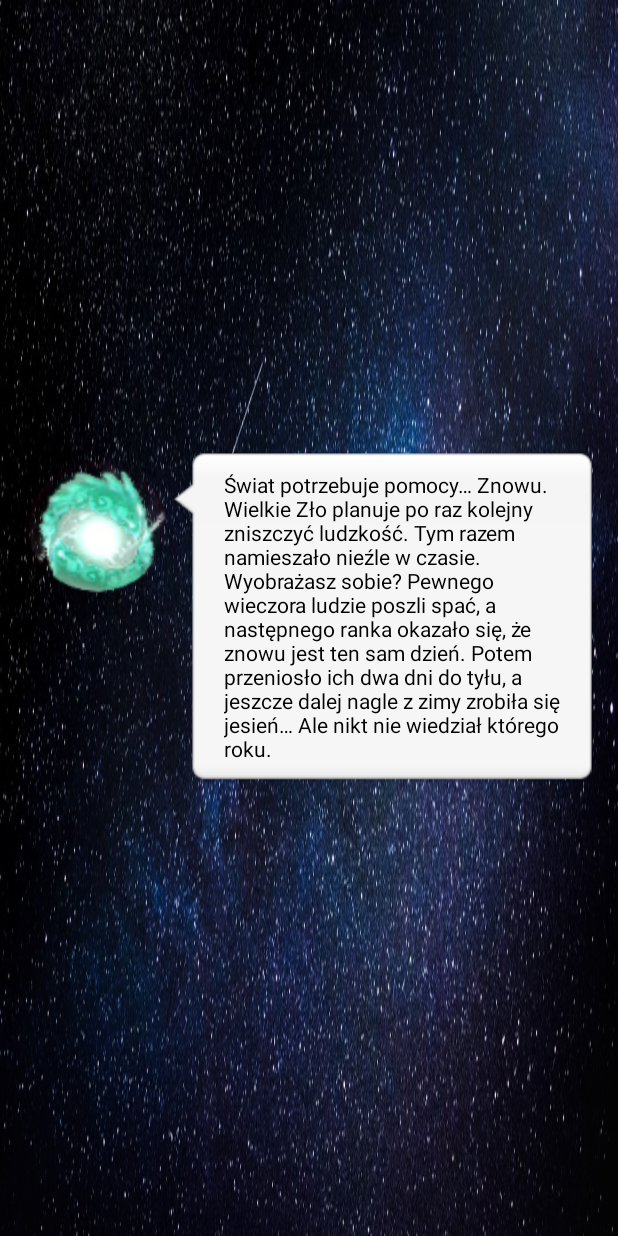
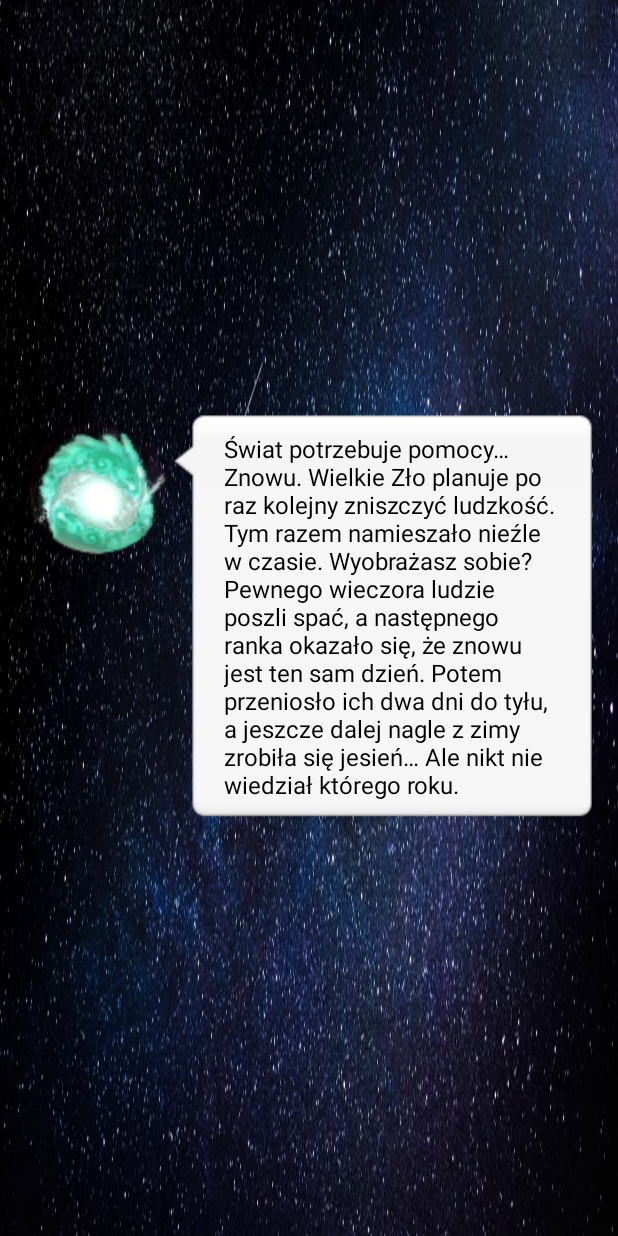
Before and after one commit to arkus7/LPG, an Android app: the fragment TutorialScreenFragment shown on its own in the app's theme, on a phone screen of 412 x 824 dp. Run offline under Robolectric (Android 15) with nearby library versions, the phone set to English and light mode, and no system bars; our stand-ins replace ButterKnife.

Commit message:
move next part button

```diff
--- a/app/src/main/res/layout/fragment_tutorial_screen.xml
+++ b/app/src/main/res/layout/fragment_tutorial_screen.xml
@@ -20,6 +20,7 @@
             android:layout_height="wrap_content"
             android:textColor="@android:color/black"
             android:text="@string/history.part1"
+            android:textSize="@dimen/bubble.text.size"
             android:id="@+id/history_bubble"
             android:background="@drawable/bubble_white"/>
     </LinearLayout>
@@ -37,6 +38,6 @@
         android:layout_alignParentEnd="true"
         android:layout_marginRight="30dp"
         android:layout_marginEnd="30dp"
-        android:layout_marginBottom="43dp"
+        android:layout_marginBottom="20dp"
         android:visibility="gone"/>
 </RelativeLayout>
--- a/app/src/main/res/values/dimens.xml
+++ b/app/src/main/res/values/dimens.xml
@@ -2,4 +2,5 @@
     <!-- Default screen margins, per the Android Design guidelines. -->
     <dimen name="activity_horizontal_margin">16dp</dimen>
     <dimen name="activity_vertical_margin">16dp</dimen>
+    <dimen name="bubble.text.size">16sp</dimen>
 </resources>
```
